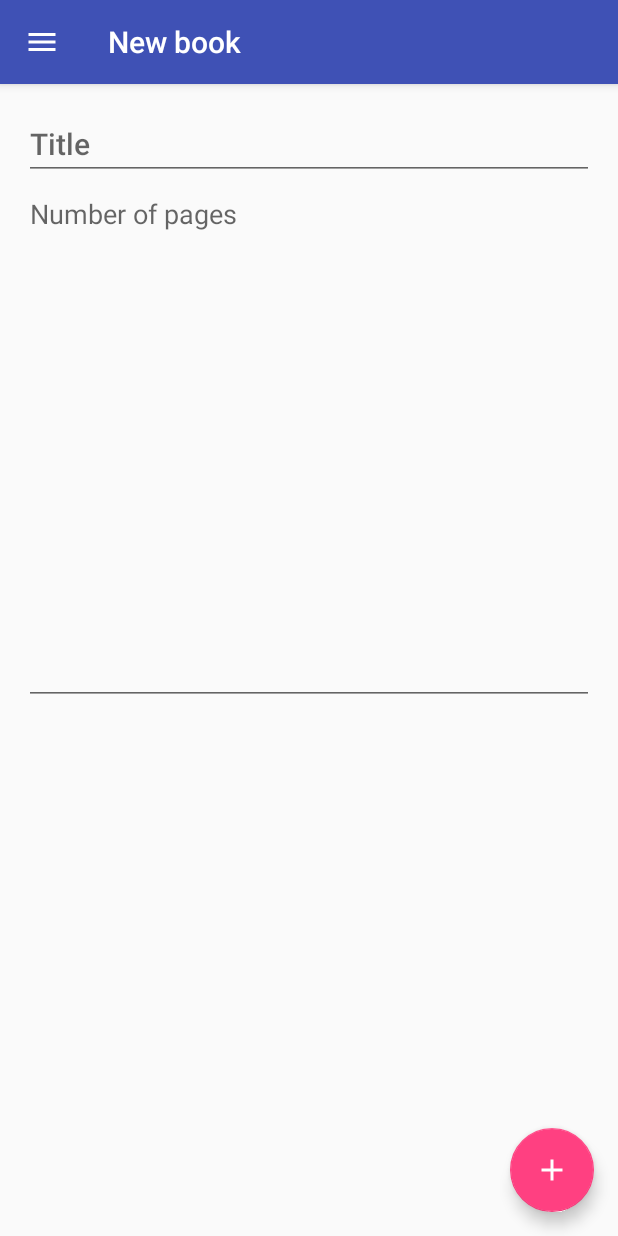
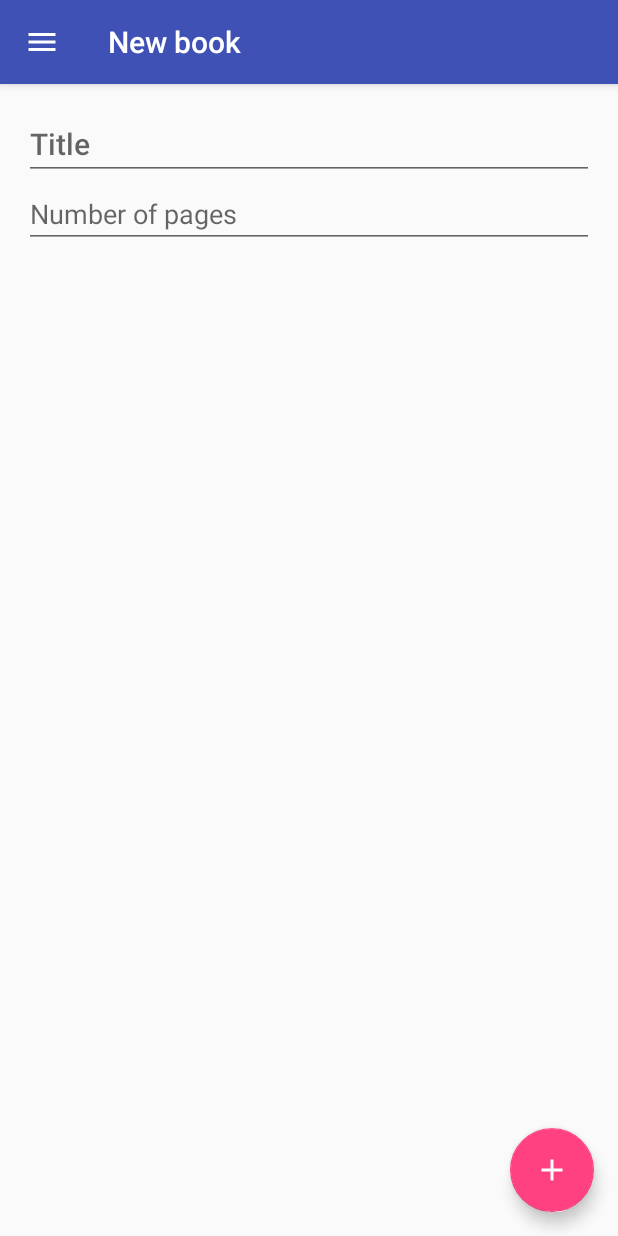
Before and after one commit to BartlomiejRasztabiga/android-architecture-components-example, an Android app: the fragment AddEditBookFragment placed in its activity, on a phone screen of 412 x 824 dp. Run offline under Robolectric (Android 15) with nearby library versions, the phone set to English and light mode, and no system bars; our stand-ins replace data binding; 17 statements that could not run were skipped.

```diff
--- a/app/src/main/AndroidManifest.xml
+++ b/app/src/main/AndroidManifest.xml
@@ -18,5 +18,6 @@
                 <category android:name="android.intent.category.LAUNCHER" />
             </intent-filter>
         </activity>
+        <activity android:name="pl.rasztabiga.architecturecomponents.addeditbook.AddEditBookActivity" />
     </application>
 </manifest>
--- a/app/src/main/java/pl/rasztabiga/architecturecomponents/books/persistence/BooksRestApi.java
+++ b/app/src/main/java/pl/rasztabiga/architecturecomponents/books/persistence/BooksRestApi.java
@@ -3,9 +3,15 @@ package pl.rasztabiga.architecturecomponents.books.persistence;
 import java.util.List;
 
 import retrofit2.Call;
+import retrofit2.http.Body;
 import retrofit2.http.GET;
+import retrofit2.http.POST;
 
 public interface BooksRestApi {
+
     @GET("books/")
     Call<List<Book>> getBooks();
+
+    @POST("books/")
+    Call<Book> createBook(@Body Book book);
 }
--- a/app/src/main/res/layout/addbook_frag.xml
+++ b/app/src/main/res/layout/addbook_frag.xml
@@ -59,10 +59,11 @@
                 <EditText
                     android:id="@+id/add_book_pages"
                     android:layout_width="match_parent"
-                    android:layout_height="350dp"
-                    android:gravity="top"
+                    android:layout_height="wrap_content"
+                    android:ems="10"
                     android:hint="@string/pages_hint"
-                    android:text="@={viewmodel.pages}"/>
+                    android:text="@={viewmodel.pages}"
+                    android:inputType="number" />
 
             </LinearLayout>
         </ScrollView>
```
Also changed, not shown: app/src/main/java/pl/rasztabiga/architecturecomponents/books/persistence/BooksRemoteDataSource.java (+10 -4 lines).
